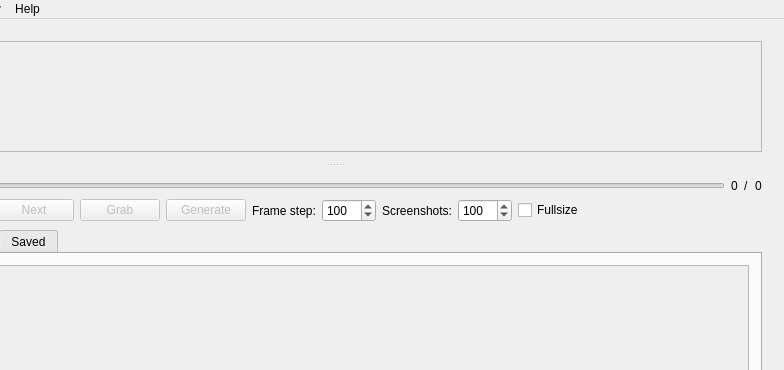
The window that mainwindow.ui (labyrinthofdreams/screenpicker) describes before a commit, drawn with Qt 5; both pictures show x 114 to 898 and y 0 to 370 of the 898 by 521 pixel window.
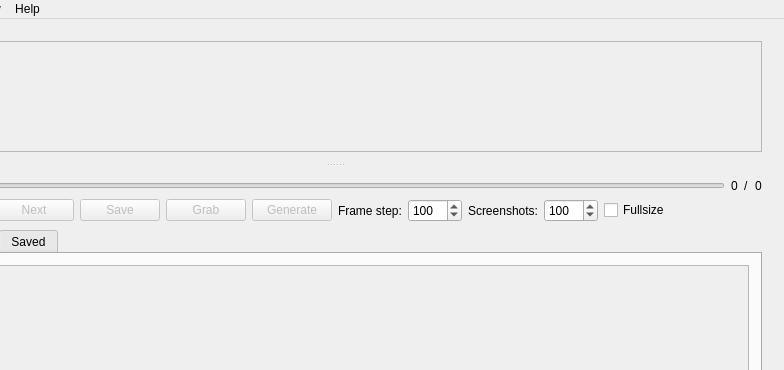
The same window after the commit. Custom widgets are drawn as their Qt base class.

Commit message: Add save individual frame feature + small changes

```diff
--- a/mainwindow.ui
+++ b/mainwindow.ui
@@ -165,6 +165,19 @@
             </property>
            </widget>
           </item>
+          <item>
+           <widget class="QPushButton" name="saveSingleButton">
+            <property name="enabled">
+             <bool>false</bool>
+            </property>
+            <property name="toolTip">
+             <string>Save current frame</string>
+            </property>
+            <property name="text">
+             <string>Save</string>
+            </property>
+           </widget>
+          </item>
           <item>
            <widget class="QPushButton" name="grabButton">
             <property name="enabled">
```
Left out of the diff: 3 changed lines with no effect on the pictures. The commit also changes 2 other files.
